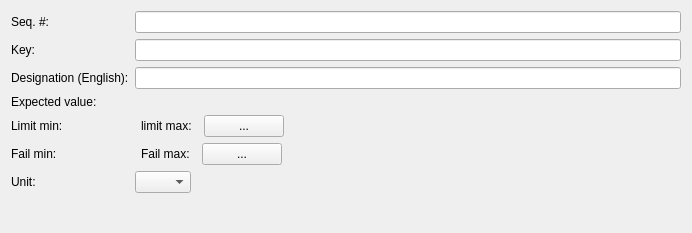
scandyna/multidiagtools, file src/mdttools/mdttesttool/mdtTtTestModelItemEditor.ui: the form before one commit.
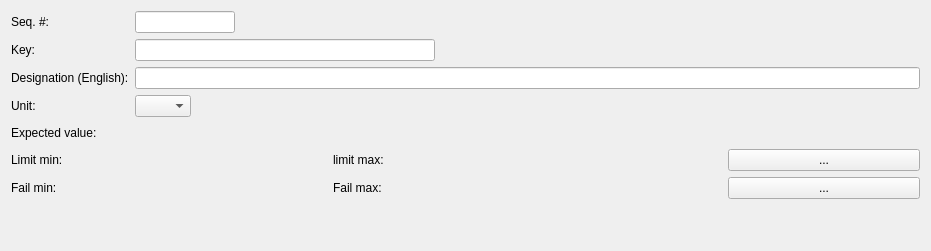
The form after the commit. Custom widgets are drawn as their Qt base class.

Commit message: Working on test tool (new value limits classes)

The edit to the form file:
```diff
--- a/src/mdttools/mdttesttool/mdtTtTestModelItemEditor.ui
+++ b/src/mdttools/mdttesttool/mdtTtTestModelItemEditor.ui
@@ -6,114 +6,68 @@
    <rect>
     <x>0</x>
     <y>0</y>
-    <width>692</width>
-    <height>233</height>
+    <width>931</width>
+    <height>251</height>
    </rect>
   </property>
   <property name="windowTitle">
    <string>Form</string>
   </property>
   <layout class="QFormLayout" name="formLayout">
-   <property name="fieldGrowthPolicy">
-    <enum>QFormLayout::ExpandingFieldsGrow</enum>
-   </property>
-   <item row="1" column="0">
+   <item row="0" column="0">
     <widget class="QLabel" name="lbSequenceNumber">
      <property name="text">
       <string>Seq. #:</string>
      </property>
     </widget>
    </item>
+   <item row="0" column="1">
+    <widget class="QLineEdit" name="fld_SequenceNumber">
+     <property name="maximumSize">
+      <size>
+       <width>100</width>
+       <height>16777215</height>
+      </size>
+     </property>
+    </widget>
+   </item>
+   <item row="1" column="0">
+    <widget class="QLabel" name="lbKey">
+     <property name="text">
+      <string>Key:</string>
+     </property>
+    </widget>
+   </item>
    <item row="1" column="1">
-    <widget class="QLineEdit" name="fld_SequenceNumber"/>
-   </item>
-   <item row="5" column="0">
-    <widget class="QLabel" name="lbExpectedValue">
-     <property name="text">
-      <string>Expected value:</string>
-     </property>
-    </widget>
-   </item>
-   <item row="5" column="1">
-    <widget class="mdtDoubleEdit" name="fld_ExpectedValue">
+    <widget class="QLineEdit" name="fld_Key">
      <property name="maximumSize">
       <size>
-       <width>200</width>
+       <width>300</width>
        <height>16777215</height>
       </size>
      </property>
     </widget>
    </item>
-   <item row="6" column="0">
-    <widget class="QLabel" name="lbLimitMin">
+   <item row="2" column="0">
+    <widget class="QLabel" name="lbDesignationEN">
      <property name="text">
-      <string>Limit min:</string>
+      <string>Designation (English):</string>
      </property>
     </widget>
    </item>
-   <item row="6" column="1">
-    <layout class="QHBoxLayout" name="horizontalLayout">
-     <item>
-      <widget class="mdtDoubleEdit" name="fld_LimitValueMin"/>
-     </item>
-     <item>
-      <widget class="QLabel" name="lbLimitMax">
-       <property name="text">
-        <string>limit max:</string>
-       </property>
-      </widget>
-     </item>
-     <item>
-      <widget class="mdtDoubleEdit" name="fld_LimitValueMax"/>
-     </item>
-     <item>
-      <widget class="QPushButton" name="pbEditLimitMinMax">
-       <property name="text">
-        <string>...</string>
-       </property>
-      </widget>
-     </item>
-    </layout>
-   </item>
-   <item row="7" column="0">
-    <widget class="QLabel" name="lbFailMin">
-     <property name="text">
-      <string>Fail min:</string>
-     </property>
-    </widget>
-   </item>
-   <item row="7" column="1">
-    <layout class="QHBoxLayout" name="horizontalLayout_2">
-     <item>
-      <widget class="mdtDoubleEdit" name="fld_FailValueMin"/>
-     </item>
-     <item>
-      <widget class="QLabel" name="lbFailMax">
-       <property name="text">
-        <string>Fail max:</string>
-       </property>
-      </widget>
-     </item>
-     <item>
-      <widget class="mdtDoubleEdit" name="fld_FailValueMax"/>
-     </item>
-     <item>
-      <widget class="QPushButton" name="pbEditFailMinMax">
-       <property name="text">
-        <string>...</string>
-       </property>
-      </widget>
-     </item>
-    </layout>
-   </item>
-   <item row="8" column="0">
+   <item row="2" column="1">
+    <widget class="QLineEdit" name="fld_DesignationEN"/>
+   </item>
+   <item row="3" column="0">
     <widget class="QLabel" name="lbValueUnit">
      <property name="text">
       <string>Unit:</string>
      </property>
     </widget>
    </item>
-   <item row="8" column="1">
+   <item row="3" column="1">
+    <layout class="QHBoxLayout" name="horizontalLayout_3">
+     <item>
     <widget class="QComboBox" name="fld_ValueUnit">
      <item>
       <property name="text">
@@ -197,26 +151,117 @@
      </item>
     </widget>
    </item>
-   <item row="3" column="1">
-    <widget class="QLineEdit" name="fld_Key"/>
-   </item>
-   <item row="4" column="1">
-    <widget class="QLineEdit" name="fld_DesignationEN"/>
+     <item>
+      <spacer name="horizontalSpacer">
+       <property name="orientation">
+        <enum>Qt::Horizontal</enum>
+       </property>
+       <property name="sizeHint" stdset="0">
+        <size>
+         <width>40</width>
+         <height>20</height>
+        </size>
+       </property>
+      </spacer>
+     </item>
+    </layout>
    </item>
    <item row="4" column="0">
-    <widget class="QLabel" name="lbDesignationEN">
+    <widget class="QLabel" name="lbExpectedValue">
      <property name="text">
-      <string>Designation (English):</string>
+      <string>Expected value:</string>
      </property>
     </widget>
    </item>
-   <item row="3" column="0">
-    <widget class="QLabel" name="lbKey">
+   <item row="4" column="1">
+    <layout class="QHBoxLayout" name="horizontalLayout_4">
+     <item>
+      <widget class="mdtDoubleEdit" name="fld_ExpectedValue">
+       <property name="maximumSize">
+        <size>
+         <width>16777215</width>
+         <height>16777215</height>
+        </size>
+       </property>
+      </widget>
+     </item>
+     <item>
+      <spacer name="horizontalSpacer_2">
+       <property name="orientation">
+        <enum>Qt::Horizontal</enum>
+       </property>
+       <property name="sizeHint" stdset="0">
+        <size>
+         <width>40</width>
+         <height>20</height>
+        </size>
+       </property>
+      </spacer>
+     </item>
+    </layout>
+   </item>
+   <item row="5" column="0">
+    <widget class="QLabel" name="lbLimitMin">
      <property name="text">
-      <string>Key:</string>
+      <string>Limit min:</string>
      </property>
     </widget>
    </item>
+   <item row="5" column="1">
+    <layout class="QHBoxLayout" name="horizontalLayout">
+     <item>
+      <widget class="mdtDoubleEdit" name="fld_LimitValueMin"/>
+     </item>
+     <item>
+      <widget class="QLabel" name="lbLimitMax">
+       <property name="text">
+        <string>limit max:</string>
+       </property>
+      </widget>
+     </item>
+     <item>
+      <widget class="mdtDoubleEdit" name="fld_LimitValueMax"/>
+     </item>
+     <item>
+      <widget class="QPushButton" name="pbEditLimitMinMax">
+       <property name="text">
+        <string>...</string>
+       </property>
+      </widget>
+     </item>
+    </layout>
+   </item>
+   <item row="6" column="0">
+    <widget class="QLabel" name="lbFailMin">
+     <property name="text">
+      <string>Fail min:</string>
+     </property>
+    </widget>
+   </item>
+   <item row="6" column="1">
+    <layout class="QHBoxLayout" name="horizontalLayout_2">
+     <item>
+      <widget class="mdtDoubleEdit" name="fld_FailValueMin"/>
+     </item>
+     <item>
+      <widget class="QLabel" name="lbFailMax">
+       <property name="text">
+        <string>Fail max:</string>
+       </property>
+      </widget>
+     </item>
+     <item>
+      <widget class="mdtDoubleEdit" name="fld_FailValueMax"/>
+     </item>
+     <item>
+      <widget class="QPushButton" name="pbEditFailMinMax">
+       <property name="text">
+        <string>...</string>
+       </property>
+      </widget>
+     </item>
+    </layout>
+   </item>
   </layout>
  </widget>
  <customwidgets>
```
Left out of the diff: 40 changed lines with no effect on the pictures. Lines whose indentation alone changed are shown as unchanged. The commit also changes 23 other files.
